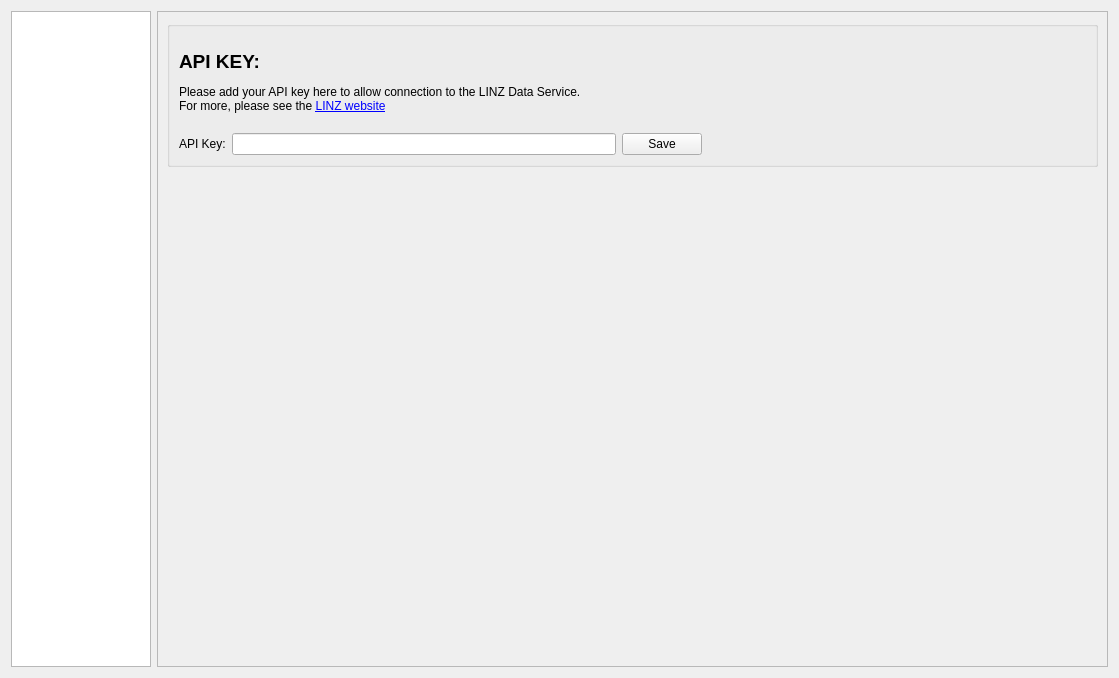
First picture: the form in ldsplugin/gui/Service_dialog_base.ui, repository linz/linz-data-importer, before the edit.
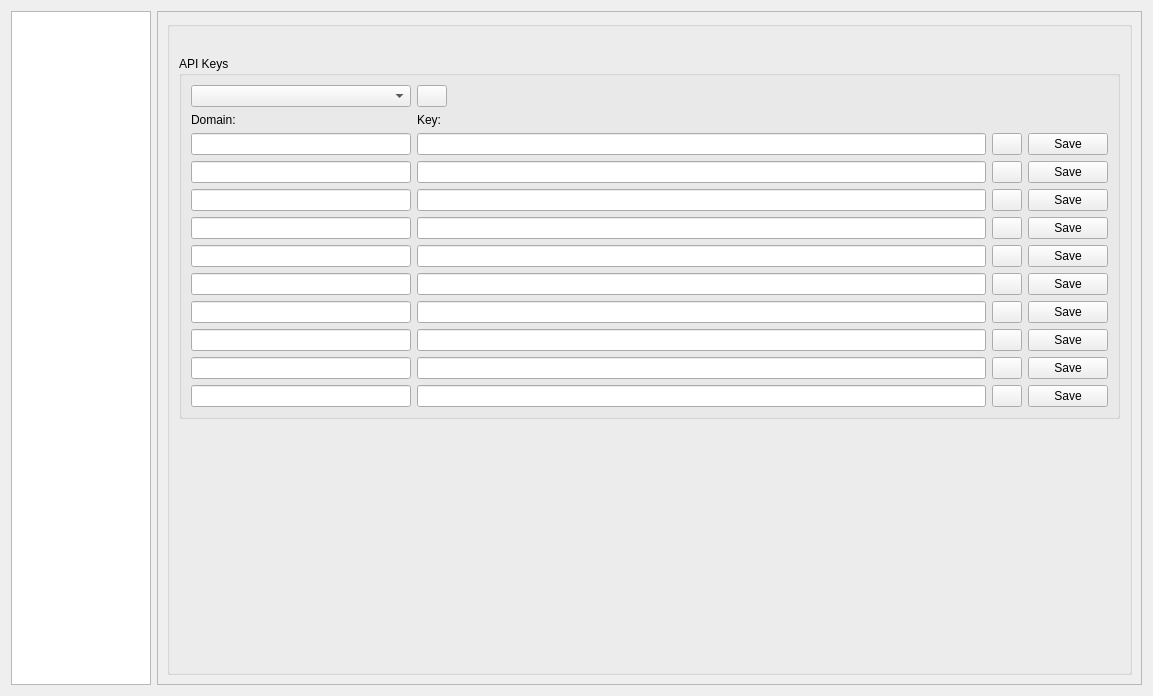
Second picture: the form after the edit. The open tabs and pages were chosen to show the change. Icons and pictures are not drawn.

```diff
--- a/ldsplugin/gui/Service_dialog_base.ui
+++ b/ldsplugin/gui/Service_dialog_base.ui
@@ -6,8 +6,8 @@
    <rect>
     <x>0</x>
     <y>0</y>
-    <width>1119</width>
-    <height>678</height>
+    <width>1153</width>
+    <height>696</height>
    </rect>
   </property>
   <property name="windowTitle">
@@ -189,82 +189,570 @@
                <item>
                 <widget class="QLabel" name="label_3">
                  <property name="text">
-                  <string>&lt;html&gt;&lt;head/&gt;&lt;body&gt;&lt;p&gt;&lt;span style=&quot; font-weight:600;&quot;&gt;&lt;br/&gt;&lt;/span&gt;&lt;span style=&quot; font-size:14pt; font-weight:600;&quot;&gt;API KEY:&lt;/span&gt;&lt;/p&gt;&lt;p&gt;Please add your API key here to allow connection to the LINZ Data Service.&lt;br/&gt;For more, please see the &lt;a href=&quot;http://www.linz.govt.nz/data/linz-data-service/guides-and-documentation/creating-an-api-key&quot;&gt;&lt;span style=&quot; text-decoration: underline; color:#0000ff;&quot;&gt;LINZ website&lt;/span&gt;&lt;/a&gt;&lt;br/&gt;&lt;/p&gt;&lt;/body&gt;&lt;/html&gt;</string>
+                  <string/>
                  </property>
-                 <property name="openExternalLinks">
-                  <bool>true</bool>
+                </widget>
+               </item>
+               <item>
+                <widget class="QGroupBox" name="groupBox_2">
+                 <property name="title">
+                  <string>API Keys</string>
                  </property>
+                 <layout class="QVBoxLayout" name="verticalLayout_6">
+                  <item>
+                   <layout class="QVBoxLayout" name="verticalLayout_10">
+                    <item>
+                     <layout class="QHBoxLayout" name="horizontalLayout_6">
+                      <item>
+                       <widget class="QComboBox" name="uComboBoxDomain">
+                        <property name="minimumSize">
+                         <size>
+                          <width>220</width>
+                          <height>0</height>
+                         </size>
+                        </property>
+                        <property name="maximumSize">
+                         <size>
+                          <width>220</width>
+                          <height>16777215</height>
+                         </size>
+                        </property>
+                       </widget>
+                      </item>
+                      <item>
+                       <widget class="QPushButton" name="uAddDomain">
+                        <property name="maximumSize">
+                         <size>
+                          <width>30</width>
+                          <height>16777215</height>
+                         </size>
+                        </property>
+                        <property name="text">
+                         <string/>
+                        </property>
+                        <property name="icon">
+                         <iconset>
+                          <normaloff>:/plugins/QgisLdsPlugin/icons/add.png</normaloff>:/plugins/QgisLdsPlugin/icons/add.png</iconset>
+                        </property>
+                       </widget>
+                      </item>
+                      <item>
+                       <spacer name="horizontalSpacer_2">
+                        <property name="orientation">
+                         <enum>Qt::Horizontal</enum>
+                        </property>
+                        <property name="sizeHint" stdset="0">
+                         <size>
+                          <width>40</width>
+                          <height>20</height>
+                         </size>
+                        </property>
+                       </spacer>
+                      </item>
+                     </layout>
+                    </item>
+                    <item>
+                     <layout class="QGridLayout" name="gridLayout_4">
+                      <item row="5" column="1">
+                       <widget class="QLineEdit" name="uTextAPIKey5">
+                        <property name="font">
+                         <font>
+                          <italic>true</italic>
+                         </font>
+                        </property>
+                       </widget>
+                      </item>
+                      <item row="0" column="1">
+                       <widget class="QLabel" name="label_2">
+                        <property name="text">
+                         <string>Key:</string>
+                        </property>
+                       </widget>
+                      </item>
+                      <item row="1" column="1">
+                       <widget class="QLineEdit" name="uTextAPIKey1">
+                        <property name="font">
+                         <font>
+                          <italic>true</italic>
+                         </font>
+                        </property>
+                        <property name="text">
+                         <string/>
+                        </property>
+                       </widget>
+                      </item>
+                      <item row="2" column="1">
+                       <widget class="QLineEdit" name="uTextAPIKey2">
+                        <property name="font">
+                         <font>
+                          <italic>true</italic>
+                         </font>
+                        </property>
+                       </widget>
+                      </item>
+                      <item row="7" column="3">
+                       <widget class="QPushButton" name="uBtnSaveDomain7">
+                        <property name="text">
+                         <string>Save</string>
+                        </property>
+                       </widget>
+                      </item>
+                      <item row="4" column="1">
+                       <widget class="QLineEdit" name="uTextAPIKey4">
+                        <property name="font">
+                         <font>
+                          <italic>true</italic>
+                         </font>
+                        </property>
+                       </widget>
+                      </item>
+                      <item row="8" column="1">
+                       <widget class="QLineEdit" name="uTextAPIKey8">
+                        <property name="font">
+                         <font>
+                          <italic>true</italic>
+                         </font>
+                        </property>
+                       </widget>
+                      </item>
+                      <item row="1" column="3">
+                       <widget class="QPushButton" name="uBtnSaveDomain1">
+                        <property name="maximumSize">
+                         <size>
+                          <width>170</width>
+                          <height>16777215</height>
+                         </size>
+                        </property>
+                        <property name="text">
+                         <string>Save</string>
+                        </property>
+                       </widget>
+                      </item>
+                      <item row="6" column="1">
+                       <widget class="QLineEdit" name="uTextAPIKey6">
+                        <property name="font">
+                         <font>
+                          <italic>true</italic>
+                         </font>
+                        </property>
+                       </widget>
+                      </item>
+                      <item row="10" column="1">
+                       <widget class="QLineEdit" name="uTextAPIKey10">
+                        <property name="font">
+                         <font>
+                          <italic>true</italic>
+                         </font>
+                        </property>
+                       </widget>
+                      </item>
+                      <item row="9" column="1">
+                       <widget class="QLineEdit" name="uTextAPIKey9">
+                        <property name="font">
+                         <font>
+                          <italic>true</italic>
+                         </font>
+                        </property>
+                       </widget>
+                      </item>
+                      <item row="1" column="0">
+                       <widget class="QLineEdit" name="uTextDomain1">
+                        <property name="maximumSize">
+                         <size>
+                          <width>220</width>
+                          <height>16777215</height>
+                         </size>
+                        </property>
+                       </widget>
+                      </item>
+                      <item row="10" column="0">
+                       <widget class="QLineEdit" name="uTextDomain10">
+                        <property name="maximumSize">
+                         <size>
+                          <width>220</width>
+                          <height>16777215</height>
+                         </size>
+                        </property>
+                       </widget>
+                      </item>
+                      <item row="8" column="0">
+                       <widget class="QLineEdit" name="uTextDomain8">
+                        <property name="maximumSize">
+                         <size>
+                          <width>220</width>
+                          <height>16777215</height>
+                         </size>
+                        </property>
+                       </widget>
+                      </item>
+                      <item row="9" column="0">
+                       <widget class="QLineEdit" name="uTextDomain9">
+                        <property name="maximumSize">
+                         <size>
+                          <width>220</width>
+                          <height>16777215</height>
+                         </size>
+                        </property>
+                       </widget>
+                      </item>
+                      <item row="6" column="3">
+                       <widget class="QPushButton" name="uBtnSaveDomain6">
+                        <property name="text">
+                         <string>Save</string>
+                        </property>
+                       </widget>
+                      </item>
+                      <item row="3" column="3">
+                       <widget class="QPushButton" name="uBtnSaveDomain3">
+                        <property name="text">
+                         <string>Save</string>
+                        </property>
+                       </widget>
+                      </item>
+                      <item row="10" column="3">
+                       <widget class="QPushButton" name="uBtnSaveDomain10">
+                        <property name="text">
+                         <string>Save</string>
+                        </property>
+                       </widget>
+                      </item>
+                      <item row="8" column="3">
+                       <widget class="QPushButton" name="uBtnSaveDomain8">
+                        <property name="text">
+                         <string>Save</string>
+                        </property>
+                       </widget>
+                      </item>
+                      <item row="2" column="3">
+                       <widget class="QPushButton" name="uBtnSaveDomain2">
+                        <property name="maximumSize">
+                         <size>
+                          <width>170</width>
+                          <height>16777215</height>
+                         </size>
+                        </property>
+                        <property name="text">
+                         <string>Save</string>
+                        </property>
+                       </widget>
+                      </item>
+                      <item row="6" column="0">
+                       <widget class="QLineEdit" name="uTextDomain6">
+                        <property name="maximumSize">
+                         <size>
+                          <width>220</width>
+                          <height>16777215</height>
+                         </size>
+                        </property>
+                       </widget>
+                      </item>
+                      <item row="7" column="0">
+                       <widget class="QLineEdit" name="uTextDomain7">
+                        <property name="maximumSize">
+                         <size>
+                          <width>220</width>
+                          <height>16777215</height>
+                         </size>
+                        </property>
+                       </widget>
+                      </item>
+                      <item row="4" column="0">
+                       <widget class="QLineEdit" name="uTextDomain4">
+                        <property name="maximumSize">
+                         <size>
+                          <width>220</width>
+                          <height>16777215</height>
+                         </size>
+                        </property>
+                       </widget>
+                      </item>
+                      <item row="5" column="0">
+                       <widget class="QLineEdit" name="uTextDomain5">
+                        <property name="maximumSize">
+                         <size>
+                          <width>220</width>
+                          <height>16777215</height>
+                         </size>
+                        </property>
+                       </widget>
+                      </item>
+                      <item row="1" column="2">
+                       <widget class="QPushButton" name="uBtnRemove1">
+                        <property name="minimumSize">
+                         <size>
+                          <width>22</width>
+                          <height>0</height>
+                         </size>
+                        </property>
+                        <property name="maximumSize">
+                         <size>
+                          <width>30</width>
+                          <height>16777215</height>
+                         </size>
+                        </property>
+                        <property name="text">
+                         <string/>
+                        </property>
+                        <property name="icon">
+                         <iconset>
+                          <normaloff>:/plugins/QgisLdsPlugin/icons/remove.png</normaloff>:/plugins/QgisLdsPlugin/icons/remove.png</iconset>
+                        </property>
+                       </widget>
+                      </item>
+                      <item row="3" column="1">
+                       <widget class="QLineEdit" name="uTextAPIKey3">
+                        <property name="font">
+                         <font>
+                          <italic>true</italic>
+                         </font>
+                        </property>
+                       </widget>
+                      </item>
+                      <item row="4" column="3">
+                       <widget class="QPushButton" name="uBtnSaveDomain4">
+                        <property name="text">
+                         <string>Save</string>
+                        </property>
+                       </widget>
+                      </item>
+                      <item row="0" column="0">
+                       <widget class="QLabel" name="label">
+                        <property name="text">
+                         <string>Domain:</string>
+                        </property>
+                       </widget>
+                      </item>
+                      <item row="9" column="3">
+                       <widget class="QPushButton" name="uBtnSaveDomain9">
+                        <property name="text">
+                         <string>Save</string>
+                        </property>
+                       </widget>
+                      </item>
+                      <item row="2" column="0">
+                       <widget class="QLineEdit" name="uTextDomain2">
+                        <property name="maximumSize">
+                         <size>
+                          <width>220</width>
+                          <height>16777215</height>
+                         </size>
+                        </property>
+                       </widget>
+                      </item>
+                      <item row="3" column="0">
+                       <widget class="QLineEdit" name="uTextDomain3">
+                        <property name="maximumSize">
+                         <size>
+                          <width>220</width>
+                          <height>16777215</height>
+                         </size>
+                        </property>
+                       </widget>
+                      </item>
+                      <item row="5" column="3">
+                       <widget class="QPushButton" name="uBtnSaveDomain5">
+                        <property name="text">
+                         <string>Save</string>
+                        </property>
+                       </widget>
+                      </item>
+                      <item row="7" column="1">
+                       <widget class="QLineEdit" name="uTextAPIKey7">
+                        <property name="font">
+                         <font>
+                          <italic>true</italic>
+                         </font>
+                        </property>
+                       </widget>
+                      </item>
+                      <item row="2" column="2">
+                       <widget class="QPushButton" name="uBtnRemove2">
+                        <property name="minimumSize">
+                         <size>
+                          <width>22</width>
+                          <height>0</height>
+                         </size>
+                        </property>
+                        <property name="maximumSize">
+                         <size>
+                          <width>30</width>
+                          <height>16777215</height>
+                         </size>
+                        </property>
+                        <property name="text">
+                         <string/>
+                        </property>
+                        <property name="icon">
+                         <iconset>
+                          <normaloff>:/plugins/QgisLdsPlugin/icons/remove.png</normaloff>:/plugins/QgisLdsPlugin/icons/remove.png</iconset>
+                        </property>
+                       </widget>
+                      </item>
+                      <item row="3" column="2">
+                       <widget class="QPushButton" name="uBtnRemove3">
+                        <property name="minimumSize">
+                         <size>
+                          <width>22</width>
+                          <height>0</height>
+                         </size>
+                        </property>
+                        <property name="maximumSize">
+                         <size>
+                          <width>30</width>
+                          <height>16777215</height>
+                         </size>
+                        </property>
+                        <property name="text">
+                         <string/>
+                        </property>
+                        <property name="icon">
+                         <iconset>
+                          <normaloff>:/plugins/QgisLdsPlugin/icons/remove.png</normaloff>:/plugins/QgisLdsPlugin/icons/remove.png</iconset>
+                        </property>
+                       </widget>
+                      </item>
+                      <item row="4" column="2">
+                       <widget class="QPushButton" name="uBtnRemove4">
+                        <property name="maximumSize">
+                         <size>
+                          <width>30</width>
+                          <height>16777215</height>
+                         </size>
+                        </property>
+                        <property name="text">
+                         <string/>
+                        </property>
+                        <property name="icon">
+                         <iconset>
+                          <normaloff>:/plugins/QgisLdsPlugin/icons/remove.png</normaloff>:/plugins/QgisLdsPlugin/icons/remove.png</iconset>
+                        </property>
+                       </widget>
+                      </item>
+                      <item row="5" column="2">
+                       <widget class="QPushButton" name="uBtnRemove5">
+                        <property name="maximumSize">
+                         <size>
+                          <width>30</width>
+                          <height>16777215</height>
+                         </size>
+                        </property>
+                        <property name="text">
+                         <string/>
+                        </property>
+                        <property name="icon">
+                         <iconset>
+                          <normaloff>:/plugins/QgisLdsPlugin/icons/remove.png</normaloff>:/plugins/QgisLdsPlugin/icons/remove.png</iconset>
+                        </property>
+                       </widget>
+                      </item>
+                      <item row="6" column="2">
+                       <widget class="QPushButton" name="uBtnRemove6">
+                        <property name="maximumSize">
+                         <size>
+                          <width>30</width>
+                          <height>16777215</height>
+                         </size>
+                        </property>
+                        <property name="text">
+                         <string/>
+                        </property>
+                        <property name="icon">
+                         <iconset>
+                          <normaloff>:/plugins/QgisLdsPlugin/icons/remove.png</normaloff>:/plugins/QgisLdsPlugin/icons/remove.png</iconset>
+                        </property>
+                       </widget>
+                      </item>
+                      <item row="7" column="2">
+                       <widget class="QPushButton" name="uBtnRemove7">
+                        <property name="maximumSize">
+                         <size>
+                          <width>30</width>
+                          <height>16777215</height>
+                         </size>
+                        </property>
+                        <property name="text">
+                         <string/>
+                        </property>
+                        <property name="icon">
+                         <iconset>
+                          <normaloff>:/plugins/QgisLdsPlugin/icons/remove.png</normaloff>:/plugins/QgisLdsPlugin/icons/remove.png</iconset>
+                        </property>
+                       </widget>
+                      </item>
+                      <item row="8" column="2">
+                       <widget class="QPushButton" name="uBtnRemove8">
+                        <property name="maximumSize">
+                         <size>
+                          <width>30</width>
+                          <height>16777215</height>
+                         </size>
+                        </property>
+                        <property name="text">
+                         <string/>
+                        </property>
+                        <property name="icon">
+                         <iconset>
+                          <normaloff>:/plugins/QgisLdsPlugin/icons/remove.png</normaloff>:/plugins/QgisLdsPlugin/icons/remove.png</iconset>
+                        </property>
+                       </widget>
+                      </item>
+                      <item row="9" column="2">
+                       <widget class="QPushButton" name="uBtnRemove9">
+                        <property name="maximumSize">
+                         <size>
+                          <width>30</width>
+                          <height>16777215</height>
+                         </size>
+                        </property>
+                        <property name="text">
+                         <string/>
+                        </property>
+                        <property name="icon">
+                         <iconset>
+                          <normaloff>:/plugins/QgisLdsPlugin/icons/remove.png</normaloff>:/plugins/QgisLdsPlugin/icons/remove.png</iconset>
+                        </property>
+                       </widget>
+                      </item>
+                      <item row="10" column="2">
+                       <widget class="QPushButton" name="uBtnRemove10">
+                        <property name="maximumSize">
+                         <size>
+                          <width>30</width>
+                          <height>16777215</height>
+                         </size>
+                        </property>
+                        <property name="text">
+                         <string/>
+                        </property>
+                        <property name="icon">
+                         <iconset>
+                          <normaloff>:/plugins/QgisLdsPlugin/icons/remove.png</normaloff>:/plugins/QgisLdsPlugin/icons/remove.png</iconset>
+                        </property>
+                       </widget>
+                      </item>
+                     </layout>
+                    </item>
+                   </layout>
+                  </item>
+                 </layout>
                 </widget>
                </item>
                <item>
-                <layout class="QHBoxLayout" name="horizontalLayout_3">
-                 <item>
-                  <widget class="QLabel" name="label_4">
-                   <property name="text">
-                    <string>API Key:</string>
-                   </property>
-                  </widget>
-                 </item>
-                 <item>
-                  <widget class="QLineEdit" name="uTextAPIKey">
-                   <property name="minimumSize">
-                    <size>
-                     <width>0</width>
-                     <height>0</height>
-                    </size>
-                   </property>
-                   <property name="focusPolicy">
-                    <enum>Qt::ClickFocus</enum>
-                   </property>
-                   <property name="frame">
-                    <bool>true</bool>
-                   </property>
-                  </widget>
-                 </item>
-                 <item>
-                  <widget class="QPushButton" name="uBtnSaveApiKey">
-                   <property name="minimumSize">
-                    <size>
-                     <width>0</width>
-                     <height>0</height>
-                    </size>
-                   </property>
-                   <property name="text">
-                    <string>Save</string>
-                   </property>
-                  </widget>
-                 </item>
-                 <item>
-                  <spacer name="horizontalSpacer">
-                   <property name="orientation">
-                    <enum>Qt::Horizontal</enum>
-                   </property>
-                   <property name="sizeHint" stdset="0">
-                    <size>
-                     <width>40</width>
-                     <height>20</height>
-                    </size>
-                   </property>
-                  </spacer>
-                 </item>
-                </layout>
+                <spacer name="verticalSpacer">
+                 <property name="orientation">
+                  <enum>Qt::Vertical</enum>
+                 </property>
+                 <property name="sizeHint" stdset="0">
+                  <size>
+                   <width>20</width>
+                   <height>40</height>
+                  </size>
+                 </property>
+                </spacer>
                </item>
               </layout>
              </widget>
             </item>
-            <item>
-             <spacer name="verticalSpacer">
-              <property name="orientation">
-               <enum>Qt::Vertical</enum>
-              </property>
-              <property name="sizeHint" stdset="0">
-               <size>
-                <width>20</width>
-                <height>40</height>
-               </size>
-              </property>
-             </spacer>
-            </item>
            </layout>
           </item>
          </layout>
```
Left out of the diff: 2 changed lines with no effect on the pictures.
